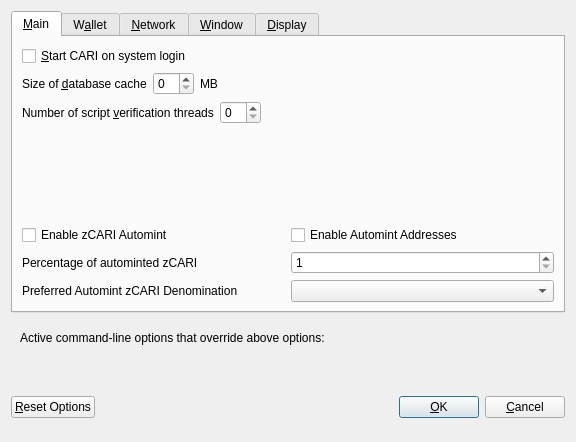
This is src/qt/forms/optionsdialog.ui in VsyncCrypto/VSX as Qt 5 draws it before an edit. The edited form follows.
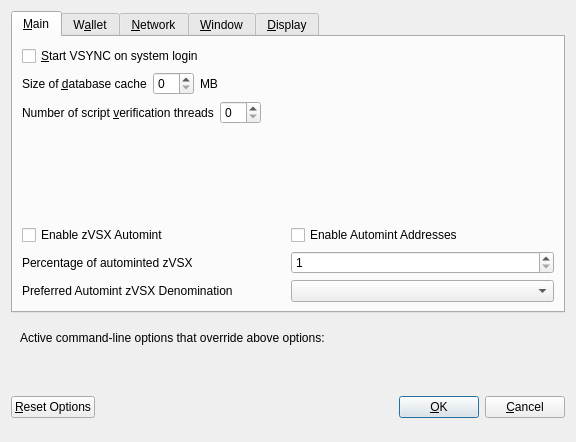
This is the edited form. Custom widgets are drawn as their Qt base class.

The edit to the form file:
```diff
--- a/src/qt/forms/optionsdialog.ui
+++ b/src/qt/forms/optionsdialog.ui
@@ -33,7 +33,7 @@
           <string>Automatically start CARI after logging in to the system.</string>
          </property>
          <property name="text">
-          <string>&amp;Start CARI on system login</string>
+          <string>&amp;Start VSYNC on system login</string>
          </property>
         </widget>
        </item>
@@ -147,7 +147,7 @@
                <enum>Qt::LeftToRight</enum>
               </property>
               <property name="text">
-               <string>Enable zCARI Automint</string>
+               <string>Enable zVSX Automint</string>
               </property>
              </widget>
             </item>
@@ -174,7 +174,7 @@
                <string>Percentage of incoming CARI which get automatically converted to zCARI via Zerocoin Protocol (min: 10%)</string>
               </property>
               <property name="text">
-               <string>Percentage of autominted zCARI</string>
+               <string>Percentage of autominted zVSX</string>
               </property>
              </widget>
             </item>
@@ -207,7 +207,7 @@
                <string>Wait with automatic conversion to Zerocoin until enough CARI for this denomination is available</string>
               </property>
               <property name="text">
-               <string>Preferred Automint zCARI Denomination</string>
+               <string>Preferred Automint zVSX Denomination</string>
               </property>
              </widget>
             </item>
```
Left out of the diff: 28 changed lines with no effect on the pictures.
